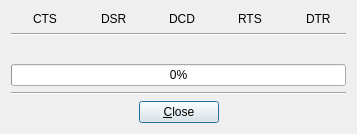
First picture: the form in src/serialtransmissiondialog.ui, repository GCodeProjects/GCodeWorkShop, before the edit.
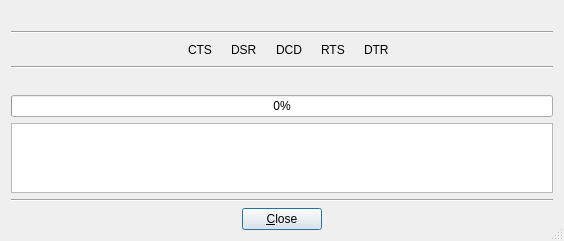
Second picture: the form after the edit. Icons and pictures are not drawn.

Diff of the .ui file:
```diff
--- a/src/serialtransmissiondialog.ui
+++ b/src/serialtransmissiondialog.ui
@@ -9,8 +9,8 @@
    <rect>
     <x>0</x>
     <y>0</y>
-    <width>357</width>
-    <height>134</height>
+    <width>564</width>
+    <height>214</height>
    </rect>
   </property>
   <property name="windowTitle">
@@ -21,12 +21,81 @@
     <normaloff>:/images/serial.png</normaloff>:/images/serial.png</iconset>
   </property>
   <property name="sizeGripEnabled">
-   <bool>false</bool>
+   <bool>true</bool>
   </property>
   <layout class="QVBoxLayout" name="verticalLayout">
    <item>
-    <layout class="QGridLayout" name="gridLayout">
-     <item row="1" column="2">
+    <layout class="QHBoxLayout" name="horizontalLayout_2">
+     <item>
+      <widget class="QLabel" name="settingsNameLabel">
+       <property name="toolTip">
+        <string>Settings name</string>
+       </property>
+       <property name="text">
+        <string/>
+       </property>
+      </widget>
+     </item>
+     <item>
+      <widget class="QLabel" name="portLabel">
+       <property name="toolTip">
+        <string>Port name</string>
+       </property>
+       <property name="text">
+        <string/>
+       </property>
+      </widget>
+     </item>
+    </layout>
+   </item>
+   <item>
+    <widget class="Line" name="line">
+     <property name="orientation">
+      <enum>Qt::Horizontal</enum>
+     </property>
+    </widget>
+   </item>
+   <item>
+    <layout class="QHBoxLayout" name="horizontalLayout_3">
+     <item>
+      <spacer name="horizontalSpacer_3">
+       <property name="orientation">
+        <enum>Qt::Horizontal</enum>
+       </property>
+       <property name="sizeType">
+        <enum>QSizePolicy::MinimumExpanding</enum>
+       </property>
+       <property name="sizeHint" stdset="0">
+        <size>
+         <width>5</width>
+         <height>20</height>
+        </size>
+       </property>
+      </spacer>
+     </item>
+     <item>
+      <widget class="QLabel" name="ctsLabel">
+       <property name="enabled">
+        <bool>false</bool>
+       </property>
+       <property name="maximumSize">
+        <size>
+         <width>16</width>
+         <height>16777215</height>
+        </size>
+       </property>
+       <property name="toolTip">
+        <string>Clear To Send</string>
+       </property>
+       <property name="text">
+        <string/>
+       </property>
+       <property name="pixmap">
+        <pixmap resource="application.qrc">:/images/led.png</pixmap>
+       </property>
+      </widget>
+     </item>
+     <item>
       <widget class="QLabel" name="LedLabel11">
        <property name="enabled">
         <bool>true</bool>
@@ -39,29 +108,7 @@
        </property>
       </widget>
      </item>
-     <item row="1" column="1">
-      <widget class="QLabel" name="ctsLabel">
-       <property name="enabled">
-        <bool>false</bool>
-       </property>
-       <property name="maximumSize">
-        <size>
-         <width>16</width>
-         <height>16777215</height>
-        </size>
-       </property>
-       <property name="toolTip">
-        <string>Clear To Send</string>
-       </property>
-       <property name="text">
-        <string/>
-       </property>
-       <property name="pixmap">
-        <pixmap resource="application.qrc">:/images/led.png</pixmap>
-       </property>
-      </widget>
-     </item>
-     <item row="1" column="3">
+     <item>
       <widget class="QLabel" name="dsrLabel">
        <property name="enabled">
         <bool>false</bool>
@@ -83,7 +130,7 @@
        </property>
       </widget>
      </item>
-     <item row="1" column="4">
+     <item>
       <widget class="QLabel" name="LedLabel22">
        <property name="enabled">
         <bool>true</bool>
@@ -96,7 +143,7 @@
        </property>
       </widget>
      </item>
-     <item row="1" column="5">
+     <item>
       <widget class="QLabel" name="dcdLabel">
        <property name="enabled">
         <bool>false</bool>
@@ -118,7 +165,7 @@
        </property>
       </widget>
      </item>
-     <item row="1" column="6">
+     <item>
       <widget class="QLabel" name="LedLabel33">
        <property name="enabled">
         <bool>true</bool>
@@ -131,7 +178,7 @@
        </property>
       </widget>
      </item>
-     <item row="1" column="7">
+     <item>
       <widget class="QLabel" name="rtsLabel">
        <property name="enabled">
         <bool>false</bool>
@@ -153,7 +200,7 @@
        </property>
       </widget>
      </item>
-     <item row="1" column="8">
+     <item>
       <widget class="QLabel" name="LedLabel44">
        <property name="enabled">
         <bool>true</bool>
@@ -166,7 +213,7 @@
        </property>
       </widget>
      </item>
-     <item row="1" column="9">
+     <item>
       <widget class="QLabel" name="dtrLabel">
        <property name="enabled">
         <bool>false</bool>
@@ -191,7 +238,7 @@
        </property>
       </widget>
      </item>
-     <item row="1" column="10">
+     <item>
       <widget class="QLabel" name="LedLabel55_2">
        <property name="enabled">
         <bool>true</bool>
@@ -204,6 +251,22 @@
        </property>
       </widget>
      </item>
+     <item>
+      <spacer name="horizontalSpacer_4">
+       <property name="orientation">
+        <enum>Qt::Horizontal</enum>
+       </property>
+       <property name="sizeType">
+        <enum>QSizePolicy::MinimumExpanding</enum>
+       </property>
+       <property name="sizeHint" stdset="0">
+        <size>
+         <width>5</width>
+         <height>20</height>
+        </size>
+       </property>
+      </spacer>
+     </item>
     </layout>
    </item>
    <item>
@@ -228,7 +291,40 @@
     </widget>
    </item>
    <item>
-    <widget class="Line" name="line_6">
+    <widget class="QPlainTextEdit" name="plainTextEdit">
+     <property name="sizePolicy">
+      <sizepolicy hsizetype="Expanding" vsizetype="Expanding">
+       <horstretch>0</horstretch>
+       <verstretch>0</verstretch>
+      </sizepolicy>
+     </property>
+     <property name="font">
+      <font>
+       <pointsize>8</pointsize>
+      </font>
+     </property>
+     <property name="autoFillBackground">
+      <bool>false</bool>
+     </property>
+     <property name="sizeAdjustPolicy">
+      <enum>QAbstractScrollArea::AdjustToContents</enum>
+     </property>
+     <property name="undoRedoEnabled">
+      <bool>false</bool>
+     </property>
+     <property name="lineWrapMode">
+      <enum>QPlainTextEdit::NoWrap</enum>
+     </property>
+     <property name="readOnly">
+      <bool>true</bool>
+     </property>
+     <property name="plainText">
+      <string/>
+     </property>
+    </widget>
+   </item>
+   <item>
+    <widget class="Line" name="bottomLine">
      <property name="orientation">
       <enum>Qt::Horizontal</enum>
      </property>
```
